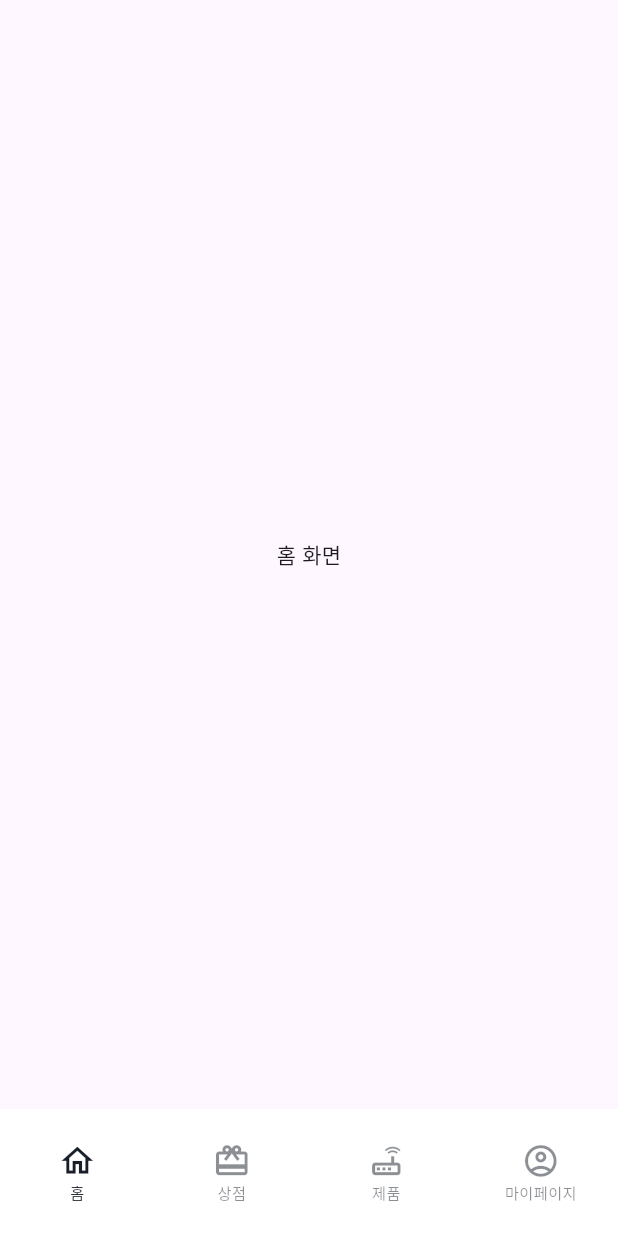
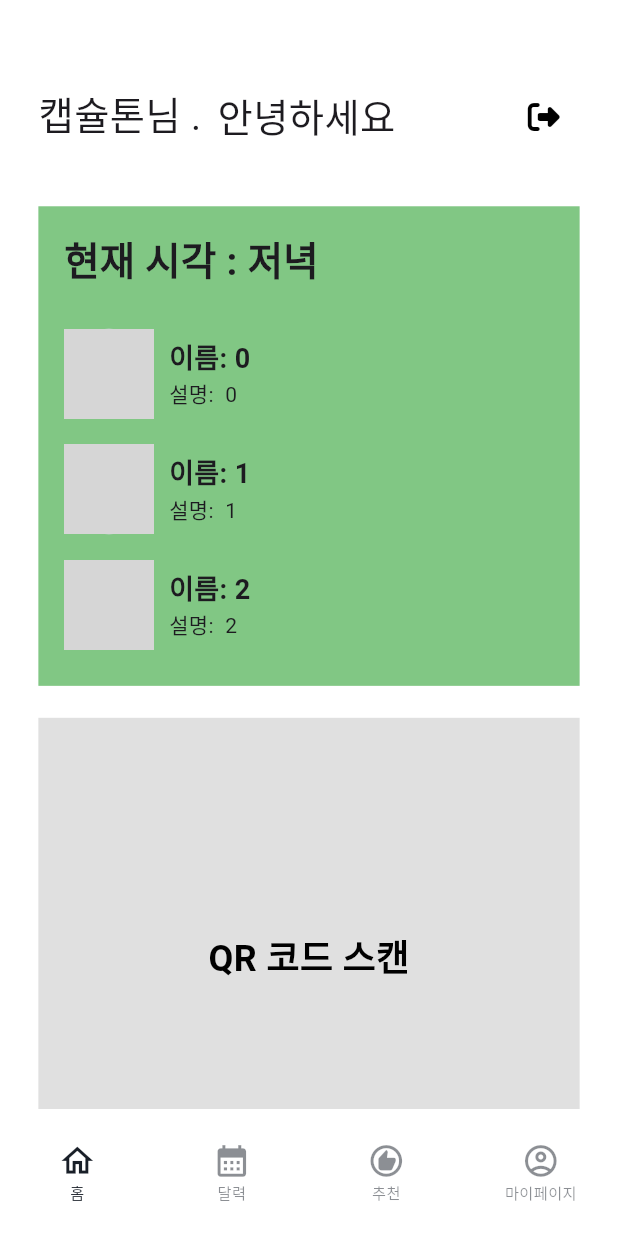
Before and after one commit to capsuletone/Frontend, a Flutter app: the screen it shows after launch, on a phone screen of 412 x 824 dp. Run offline on Flutter 3.47's test engine with Material 3 defaults, Android fonts, the phone set to English and light mode, and no system bars; our stand-ins replace firebase_auth, font_awesome_flutter, go_router; accounts and stored records are empty; network calls fail; Roboto replaces fonts that are missing (Pretendard); grey boxes are pictures that could not be loaded.

Commit message:
UI/home,setting,home_detail

```diff
--- /dev/null
+++ b/lib/component/home_capsule_time_component.dart
@@ -0,0 +1,64 @@
+import 'package:flutter/material.dart';
+import 'package:go_router/go_router.dart';
+
+Widget homeCapsuleTimeContainer(double pixel) {
+  double widthSize = 400 * pixel;
+  double heightSize = 300 * pixel;
+  double fontSize = 24.0 * pixel; // 글자 크기 설정
+  double spacing = 30.0 * pixel; // 두 텍스트 사이의 간격 설정
+
+  return Container(
+    width: widthSize, // 가로 500
+    height: heightSize, // 세로 300
+    padding: EdgeInsets.all(16 * pixel),
+    color: Colors.green[300], // 배경색
+    child: Column(
+      crossAxisAlignment: CrossAxisAlignment.start,
+      children: [
+        Text(
+          '현재 시각 : 저녁',
+          style: TextStyle(fontSize: fontSize, fontWeight: FontWeight.bold),
+        ),
+        SizedBox(height: 16 * pixel),
+        Expanded(
+          child: ListView.builder(
+            itemCount: 5, // 리스트 아이템 개수
+
+            itemBuilder: (context, index) {
+              return Padding(
+                  padding: EdgeInsets.symmetric(
+                      vertical: 8.0 * pixel), // 각 Row 간의 간격 설정
+                  child: GestureDetector(
+                      onTap: () {
+                        // '/detail'로 이동하면서 데이터를 전달
+                        context.go('/root/home/detail');
+                      },
+                      child: Container(
+                          child: Row(
+                        children: [
+                          CircleAvatar(
+                            radius: 30, // 원형 아바타 크기
+                            backgroundImage: NetworkImage(
+                                'https://www.example.com/avatar.jpg'), // 아바타 이미지 URL
+                          ),
+                          SizedBox(width: 10),
+                          Column(
+                            crossAxisAlignment: CrossAxisAlignment.start,
+                            children: [
+                              Text('이름: $index',
+                                  style: TextStyle(
+                                      fontSize: 18,
+                                      fontWeight: FontWeight.bold)),
+                              Text('설명:  $index',
+                                  style: TextStyle(fontSize: 14)),
+                            ],
+                          ),
+                        ],
+                      ))));
+            },
+          ),
+        ),
+      ],
+    ),
+  );
+}
--- /dev/null
+++ b/lib/component/home_header_component.dart
@@ -0,0 +1,28 @@
+import 'package:flutter/material.dart';
+import 'package:font_awesome_flutter/font_awesome_flutter.dart';
+
+Widget homeheader(double pixel) {
+  double fontSize = 24.0 * pixel; // 글자 크기 설정
+  double spacing = 10.0 * pixel; // 두 텍스트 사이의 간격 설정
+
+  return Row(mainAxisAlignment: MainAxisAlignment.spaceBetween, children: [
+    Row(children: [
+      Text(
+        '캡슐톤님 .',
+        style: TextStyle(fontSize: fontSize),
+      ),
+      SizedBox(width: spacing), // 'hi'와 'hello' 사이 간격
+      Text(
+        '안녕하세요',
+        style: TextStyle(fontSize: fontSize),
+      ),
+    ]),
+    IconButton(
+        onPressed: () {},
+        icon: FaIcon(
+          FontAwesomeIcons.signOutAlt,
+          color: Colors.black,
+          size: 20 * pixel,
+        )),
+  ]);
+}
--- /dev/null
+++ b/lib/component/home_qrcode_scan_component.dart
@@ -0,0 +1,25 @@
+import 'package:flutter/material.dart';
+
+Widget homeQrcodeScanContainer(double pixel) {
+  double widthSize = 500 * pixel;
+  double heightSize = 300 * pixel;
+  double fontSize = 24.0 * pixel; // 글자 크기 설정
+  double spacing = 30.0 * pixel; // 두 텍스트 사이의 간격 설정
+
+  return Container(
+    width: widthSize, // 가로 500
+    height: heightSize, // 세로 300
+    padding: EdgeInsets.all(16 * pixel),
+    color: Colors.grey[300], // 배경 색 (light gray)
+    child: Center(
+      child: Text(
+        'QR 코드 스캔',
+        style: TextStyle(
+          fontSize: 24, // 텍스트 크기
+          fontWeight: FontWeight.bold, // 텍스트 두께
+          color: Colors.black, // 텍스트 색상
+        ),
+      ),
+    ),
+  );
+}
--- a/lib/screen/home_screen.dart
+++ /dev/null
@@ -1,50 +0,0 @@
-import 'dart:io';
-import 'package:flutter/material.dart';
-import 'package:go_router/go_router.dart';
-import 'package:firebase_auth/firebase_auth.dart';
-
-class HomeScreen extends StatefulWidget {
-  final Function()? onTap;
-  const HomeScreen({super.key, this.onTap});
-
-  @override
-  State<HomeScreen> createState() => _HomeScreenState();
-}
-
-class _HomeScreenState extends State<HomeScreen> {
-  final emailController = TextEditingController();
-  final passwordController = TextEditingController();
-  bool _isLoading = false;
-
-  @override
-  Widget build(BuildContext context) {
-    final pixel = MediaQuery.of(context).size.width / 375 * 0.97;
-
-    return GestureDetector(onTap: () {
-      FocusScope.of(context).unfocus(); // 포커스 해제 및 키보드 내리기
-    }, child: Scaffold(body: LayoutBuilder(builder: (context, constraints) {
-      final isScrollable = constraints.maxHeight < 600;
-      final screenWidth = MediaQuery.of(context).size.width; // 화면 너비
-      final isTablet = screenWidth >= 768; // 아이패드 여부 판단
-
-      final content = Container(
-          child: Padding(
-              padding: EdgeInsets.symmetric(horizontal: 33 * pixel),
-              child: Column(
-                  mainAxisAlignment: MainAxisAlignment.center,
-                  crossAxisAlignment: CrossAxisAlignment.center,
-                  children: [Center(child: Text("홈 화면"))])));
-
-      // 600보다 작으면 스크롤 적용
-
-      return SingleChildScrollView(
-          physics: isScrollable ? null : NeverScrollableScrollPhysics(),
-          child: ConstrainedBox(
-            constraints: BoxConstraints(
-              minHeight: constraints.maxHeight,
-            ),
-            child: content,
-          ));
-    })));
-  }
-}
--- /dev/null
+++ b/lib/screens/home_screen.dart
@@ -0,0 +1,63 @@
+import 'package:flutter/material.dart';
+import '../component/home_capsule_time_component.dart';
+import '../component/home_header_component.dart';
+import '../component/home_qrcode_scan_component.dart';
+
+class HomeScreen extends StatefulWidget {
+  final Function()? onTap;
+  const HomeScreen({super.key, this.onTap});
+
+  @override
+  State<HomeScreen> createState() => _HomeScreenState();
+}
+
+class _HomeScreenState extends State<HomeScreen> {
+  final emailController = TextEditingController();
+  final passwordController = TextEditingController();
+  bool _isLoading = false;
+
+  @override
+  Widget build(BuildContext context) {
+    final pixel = MediaQuery.of(context).size.width / 375 * 0.97;
+
+    return Scaffold(
+        backgroundColor: Colors.white,
+        body: LayoutBuilder(builder: (context, constraints) {
+          final isScrollable = constraints.maxHeight < 600;
+          final screenWidth = MediaQuery.of(context).size.width; // 화면 너비
+          final isTablet = screenWidth >= 768; // 아이패드 여부 판단
+
+          final content = Container(
+              child: Padding(
+                  padding: EdgeInsets.symmetric(horizontal: 24 * pixel),
+                  child: Column(
+                      mainAxisAlignment: MainAxisAlignment.start,
+                      crossAxisAlignment: CrossAxisAlignment.start,
+                      children: [
+                        SizedBox(
+                          height: 50 * pixel,
+                        ),
+                        homeheader(pixel),
+                        SizedBox(
+                          height: 34 * pixel,
+                        ),
+                        homeCapsuleTimeContainer(pixel),
+                        SizedBox(
+                          height: 20 * pixel,
+                        ),
+                        homeQrcodeScanContainer(pixel),
+                      ])));
+
+          // 600보다 작으면 스크롤 적용
+
+          return SingleChildScrollView(
+              physics: isScrollable ? null : NeverScrollableScrollPhysics(),
+              child: ConstrainedBox(
+                constraints: BoxConstraints(
+                  minHeight: constraints.maxHeight,
+                ),
+                child: content,
+              ));
+        }));
+  }
+}
--- a/lib/screen/root_screen.dart
+++ b/lib/screens/root_screen.dart
@@ -95,32 +95,32 @@ class _RootTabState extends State<RootTab> with SingleTickerProviderStateMixin {
                 ),
                 BottomNavigationBarItem(
                   icon: Icon(
-                    Icons.redeem_outlined, // 원하는 아이콘 설정 (예: 설정 아이콘)
+                    Icons.calendar_month, // 원하는 아이콘 설정 (예: 설정 아이콘)
 
                     size: 25 * pixel, // 크기 설정
                     color: Color(0x7F191F28), // 색상 적용 (#4E5968)
                   ),
                   activeIcon: Icon(
-                    Icons.redeem_outlined, // 원하는 아이콘 설정 (예: 설정 아이콘)
+                    Icons.calendar_month, // 원하는 아이콘 설정 (예: 설정 아이콘)
                     size: 25 * pixel, // 크기 설정
                   ),
-                  label: '상점',
+                  label: '달력',
                 ),
                 BottomNavigationBarItem(
                   icon: Icon(
-                    Icons.router_outlined, // 원하는 아이콘 설정 (예: 설정 아이콘)
+                    Icons.recommend_outlined, // 원하는 아이콘 설정 (예: 설정 아이콘)
                     size: 25 * pixel, // 크기 설정
                     color: Color(0x7F191F28), // 색상 적용 (#4E5968)
                     // 색상 적용 (#4E5968)
                   ),
                   activeIcon: Icon(
-                    Icons.router_outlined, // 원하는 아이콘 설정 (예: 설정 아이콘)
+                    Icons.recommend_outlined, // 원하는 아이콘 설정 (예: 설정 아이콘)
 
                     size: 25 * pixel, // 크기 설정
 
                     // 색상 적용 (#4E5968)
                   ),
-                  label: '제품',
+                  label: '추천',
                 ),
                 BottomNavigationBarItem(
                   icon: Icon(
--- a/pubspec.yaml
+++ b/pubspec.yaml
@@ -45,6 +45,7 @@ dependencies:
   http: ^1.3.0
   flutter_dotenv: ^5.2.1
   firebase_auth: ^5.5.1
+  font_awesome_flutter: ^10.8.0
 
 
 
@@ -76,6 +77,7 @@ flutter:
   assets:
     - assets/tessdata_config.json
     - assets/tessdata/kor.traineddata
+    - assets/test.jpg
   # An image asset can refer to one or more resolution-specific "variants", see
   # https://flutter.dev/to/resolution-aware-images
 
```
Also changed, not shown: lib/component/setting_component.dart (added, +40 -0 lines), lib/component/setting_line_component.dart (added, +17 -0 lines), lib/screen/setting_screen.dart (deleted, +0 -50 lines), lib/screens/capsule_detail_screen.dart (added, +109 -0 lines), lib/screens/setting_screen.dart (added, +96 -0 lines), lib/utils/gorouter.dart (+15 -5 lines), assets/test.jpg (added), lib/screens/calander_screen.dart (renamed from lib/screen/calander_screen.dart), lib/screens/login_screen.dart (renamed from lib/screen/login_screen.dart), lib/screens/recommended_screen.dart (renamed from lib/screen/recommended_screen.dart), lib/screens/splash_screen.dart (renamed from lib/screen/splash_screen.dart), pubspec.lock.
